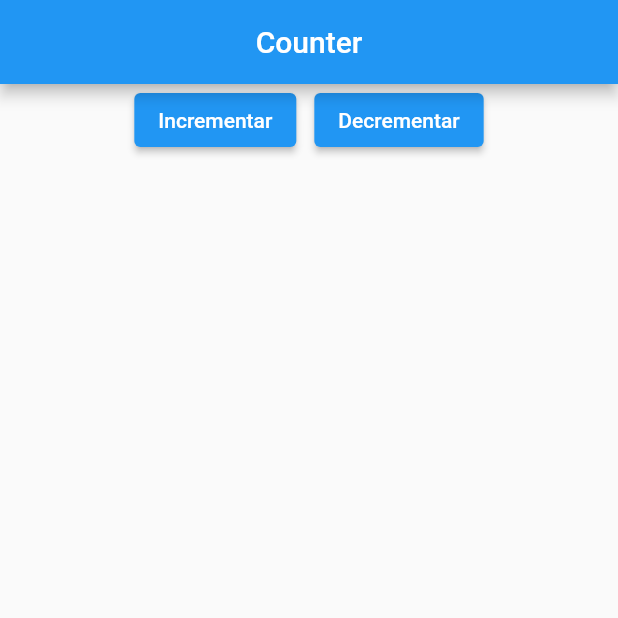
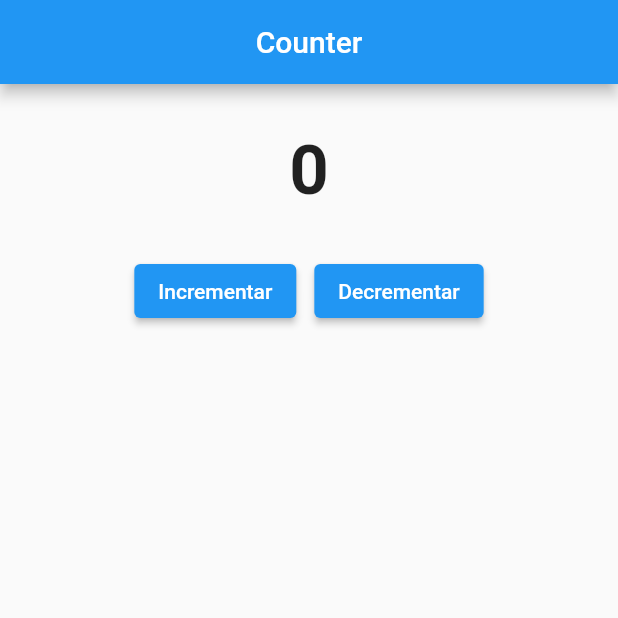
Before and after one commit to j1000tonm/Flutter-Ifal, a Flutter app: the screen it shows after launch, on a phone screen of 412 x 824 dp, the top half of it. Run offline on Flutter 3.47's test engine with Material 2 defaults, Android fonts, the phone set to English and light mode, and no system bars.

Commit message:
Added counter

```diff
--- a/Counter/lib/main.dart
+++ b/Counter/lib/main.dart
@@ -9,14 +9,33 @@ class MyApp extends StatelessWidget {
 
   @override
   Widget build(BuildContext context) {
-    return const MaterialApp(home: CounterView());
+    return const MaterialApp(home: Counter());
   }
 }
 
-class CounterView extends StatelessWidget {
-  const CounterView({super.key});
+class Counter extends StatefulWidget {
+  const Counter({super.key});
 
-  void increment() {}
+  @override
+  State<StatefulWidget> createState() {
+    return CounterView();
+  }
+}
+
+class CounterView extends State<Counter> {
+  var counter = 0;
+
+  void increment() {
+    setState(() {
+      counter++;
+    });
+  }
+
+  void decrement() {
+    setState(() {
+      counter--;
+    });
+  }
 
   @override
   Widget build(BuildContext context) {
@@ -26,7 +45,17 @@ class CounterView extends StatelessWidget {
           centerTitle: true,
           title: const Text('Counter'),
         ),
-        body: Row(
+        body: Column(
+          children: [
+            Padding(
+              padding: const EdgeInsets.all(30),
+              child: Text(
+                counter.toString(),
+                style:
+                    const TextStyle(fontWeight: FontWeight.bold, fontSize: 46),
+              ),
+            ),
+            Row(
               mainAxisAlignment: MainAxisAlignment.center,
               children: [
                 ElevatedButton(
@@ -35,7 +64,9 @@ class CounterView extends StatelessWidget {
                   width: 12,
                 ),
                 ElevatedButton(
-                onPressed: increment, child: const Text('Decrementar')),
+                    onPressed: decrement, child: const Text('Decrementar')),
+              ],
+            ),
           ],
         ),
       ),
```
Lines whose indentation alone changed are shown as unchanged.
